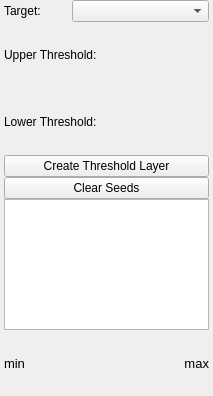
First picture: the form in src/Interface/ToolInterface/ThresholdToolInterface.ui, repository SCIInstitute/Seg3D, before the edit.
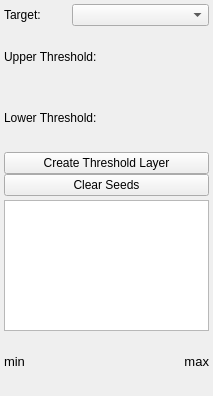
Second picture: the form after the edit.

```diff
--- a/src/Interface/ToolInterface/ThresholdToolInterface.ui
+++ b/src/Interface/ToolInterface/ThresholdToolInterface.ui
@@ -35,18 +35,9 @@
    <property name="spacing">
     <number>0</number>
    </property>
-   <property name="leftMargin">
+   <property name="margin">
     <number>4</number>
    </property>
-   <property name="topMargin">
-    <number>0</number>
-   </property>
-   <property name="rightMargin">
-    <number>4</number>
-   </property>
-   <property name="bottomMargin">
-    <number>0</number>
-   </property>
    <item>
     <layout class="QHBoxLayout" name="activeHLayout" stretch="1,2">
      <property name="spacing">
@@ -136,6 +127,12 @@
      <property name="spacing">
       <number>0</number>
      </property>
+     <property name="topMargin">
+      <number>4</number>
+     </property>
+     <property name="bottomMargin">
+      <number>4</number>
+     </property>
      <item>
       <widget class="QPushButton" name="createThresholdLayerButton">
        <property name="sizePolicy">
```
